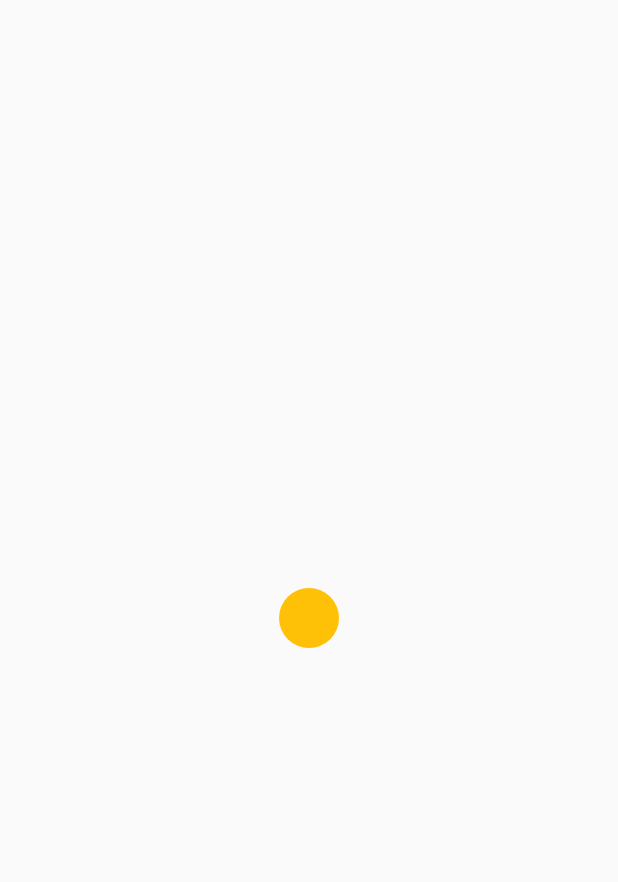
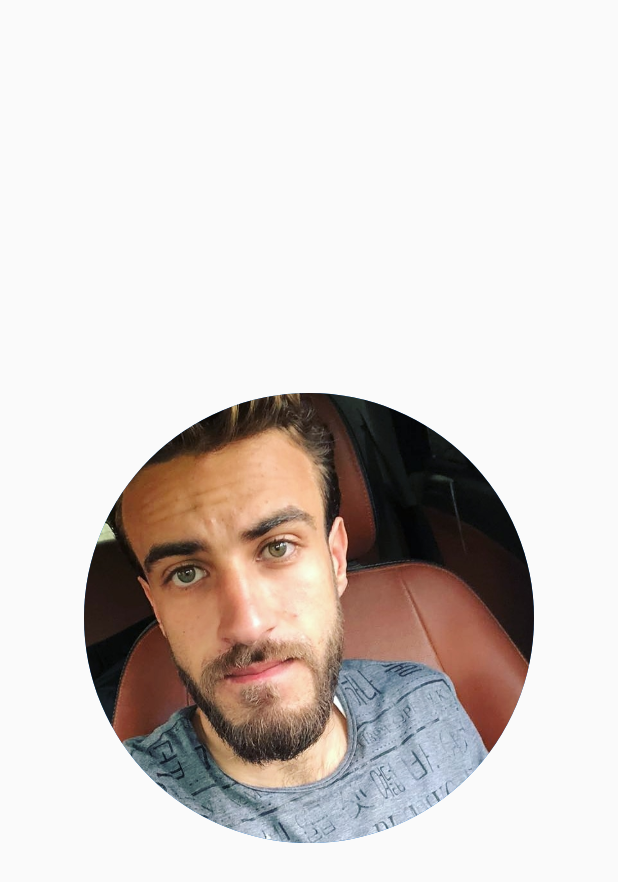
Before and after one commit to muhammedkamal/ItSharksDiploma, a Flutter app: the screen it shows after launch, on a phone screen of 412 x 824 dp. Shown: the top 882 px of the screen. Run offline on Flutter 3.47's test engine with Material 2 defaults, Android fonts, the phone set to English and light mode, and no system bars.

Commit message:
circle avatar

```diff
--- a/personal_app/lib/main.dart
+++ b/personal_app/lib/main.dart
@@ -40,7 +40,8 @@
         mainAxisAlignment: MainAxisAlignment.center,
         children: const [
           CircleAvatar(
-            backgroundColor: Colors.amber,
+            radius: 150,
+            backgroundImage: AssetImage("assets/images/personal.jpeg"),
           ),
         ],
       ),
--- a/personal_app/pubspec.yaml
+++ b/personal_app/pubspec.yaml
@@ -58,8 +58,8 @@ flutter:
   uses-material-design: true
 
   # To add assets to your application, add an assets section, like this:
-  # assets:
-  #   - images/a_dot_burr.jpeg
+  assets:
+    - assets/images/
   #   - images/a_dot_ham.jpeg
 
   # An image asset can refer to one or more resolution-specific "variants", see
```
Also changed, not shown: personal_app/assets/images/personal.jpeg (added).
